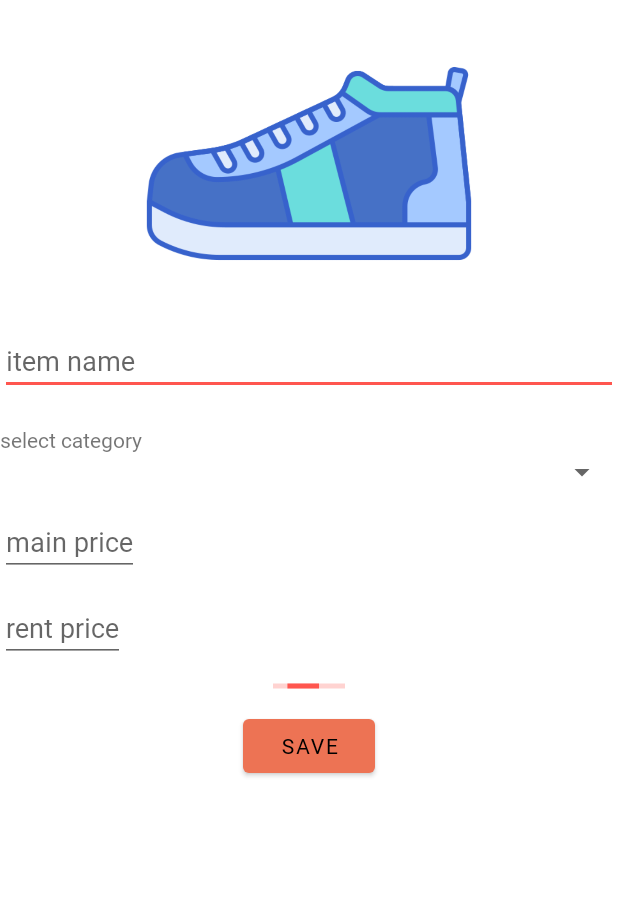
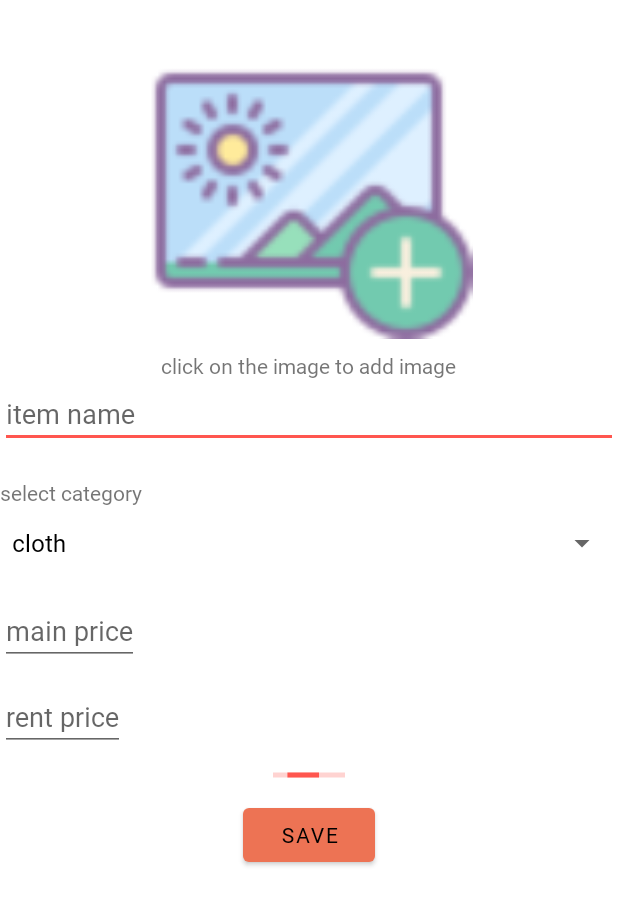
Before and after one commit to pratikKataria/Jugaad, an Android app: the PostNewItemActivity screen opened directly, with no data from a screen before it, on a phone screen of 412 x 824 dp. Shown: the top 905 px of the screen. Run offline under Robolectric (Android 15) with nearby library versions, the phone set to English and light mode, and no system bars; our stand-ins replace Firebase (no records; nobody signed in at launch, a user with empty details on screens opened directly).

Commit message:
PostNewItemActivity - data uploaded to database

```diff
--- a/app/src/main/java/com/tricky__tweaks/jugaad/activity/Main/MainActivity.java
+++ b/app/src/main/java/com/tricky__tweaks/jugaad/activity/Main/MainActivity.java
@@ -117,6 +117,7 @@ public class MainActivity extends AppCompatActivity implements View.OnClickListe
                 Toast.makeText(this, "comming soon", Toast.LENGTH_SHORT).show();
                 break;
             case R.id.floating_action_button:
+                startActivity(new Intent(MainActivity.this, PostNewItemActivity.class));
                 break;
         }
     }
--- a/app/src/main/java/com/tricky__tweaks/jugaad/activity/Main/PostNewItemActivity.java
+++ b/app/src/main/java/com/tricky__tweaks/jugaad/activity/Main/PostNewItemActivity.java
@@ -1,10 +1,30 @@
 package com.tricky__tweaks.jugaad.activity.Main;
 
+import androidx.annotation.NonNull;
 import androidx.appcompat.app.AppCompatActivity;
 
+import android.content.Context;
 import android.os.Bundle;
+import android.view.View;
+import android.widget.AdapterView;
+import android.widget.ArrayAdapter;
+import android.widget.EditText;
+import android.widget.ImageView;
+import android.widget.ProgressBar;
+import android.widget.Spinner;
+import android.widget.Toast;
 
+import com.google.android.gms.tasks.OnCompleteListener;
+import com.google.android.gms.tasks.OnFailureListener;
+import com.google.android.gms.tasks.Task;
+import com.google.android.material.button.MaterialButton;
+import com.google.firebase.database.DatabaseReference;
+import com.google.firebase.database.FirebaseDatabase;
 import com.tricky__tweaks.jugaad.R;
+
+import java.util.HashMap;
+import java.util.List;
+import java.util.Map;
 
 public class PostNewItemActivity extends AppCompatActivity {
 
@@ -13,5 +33,65 @@ public class PostNewItemActivity extends AppCompatActivity {
         super.onCreate(savedInstanceState);
         setContentView(R.layout.activity_post_new_item);
 
+        EditText editTextName = findViewById(R.id.activity_post_new_item_name);
+        EditText editTextMainPrice = findViewById(R.id.activity_post_new_item_et_main_price);
+        EditText editTextRentPrice = findViewById(R.id.activity_post_new_item_et_rent_price);
+
+        ImageView imageView = findViewById(R.id.activity_post_new_item_iv_item_image);
+
+        Spinner catSpinner = findViewById(R.id.activity_post_new_item_spinner_category);
+        ProgressBar progressBar = findViewById(R.id.activity_post_new_item_progress_bar);
+        MaterialButton materialButton = findViewById(R.id.activity_post_new_item_mb_save);
+
+
+        final String[] sCategory = {"cloth"};
+        ArrayAdapter<CharSequence> arrayAdapter = ArrayAdapter.createFromResource(
+                this,
+                R.array.category,
+                android.R.layout.simple_spinner_dropdown_item
+        );
+
+        arrayAdapter.setDropDownViewResource(R.layout.support_simple_spinner_dropdown_item);
+        catSpinner.setAdapter(arrayAdapter);
+        catSpinner.setOnItemSelectedListener(new AdapterView.OnItemSelectedListener() {
+            @Override
+            public void onItemSelected(AdapterView<?> parent, View view, int position, long id) {
+                sCategory[0] = parent.getItemAtPosition(position).toString();
+            }
+
+            @Override
+            public void onNothingSelected(AdapterView<?> parent) {
+
+            }
+        });
+
+        materialButton.setOnClickListener(n -> {
+
+            String itemName = editTextName.getText().toString();
+            String itemCategory = sCategory[0];
+            String itemMainPrice = editTextMainPrice.getText().toString();
+            String itemRentPrice = editTextRentPrice.getText().toString();
+            String itemDepositPrice = Integer.parseInt(itemMainPrice) - Integer.parseInt(itemRentPrice) + "";
+
+
+            Map<String, Object> map = new HashMap<>();
+
+            DatabaseReference ref = FirebaseDatabase.getInstance().getReference("Products");
+            String key = ref.push().getKey();
+
+            map.put( "/"+ sCategory[0] + "/"+ key + "/itemID", key);
+            map.put( "/"+ sCategory[0] + "/"+ key + "/itemName", itemName);
+            map.put( "/"+ sCategory[0] + "/"+ key + "/itemCategory", itemCategory);
+            map.put( "/"+ sCategory[0] + "/"+ key + "/itemMainPrice", itemMainPrice);
+            map.put( "/"+ sCategory[0] + "/"+ key + "/itemRentPrice", itemRentPrice);
+            map.put( "/"+ sCategory[0] + "/"+ key + "/itemDepositPrice", itemDepositPrice);
+
+            ref.updateChildren(map).addOnCompleteListener(task -> {
+                if (task.isSuccessful()) {
+
+                    Toast.makeText(PostNewItemActivity.this, "uploaded successfully", Toast.LENGTH_SHORT).show();
+                }
+            }).addOnFailureListener(e -> Toast.makeText(this, "failed to upload task: " + e.getMessage(), Toast.LENGTH_SHORT).show());
+        });
     }
 }
--- a/app/src/main/res/layout/activity_post_new_item.xml
+++ b/app/src/main/res/layout/activity_post_new_item.xml
@@ -11,7 +11,16 @@
         android:id="@+id/activity_post_new_item_iv_item_image"
         android:layout_width="match_parent"
         android:layout_height="218dp"
-        android:src="@drawable/footware" />
+        android:layout_margin="8dp"
+        android:elevation="5dp"
+        android:src="@drawable/ic_add_image"
+        android:scaleType="fitCenter" />
+
+    <TextView
+        android:layout_width="wrap_content"
+        android:layout_height="wrap_content"
+        android:layout_gravity="center"
+        android:text="click on the image to add image" />
 
     <EditText
         android:id="@+id/activity_post_new_item_name"
@@ -27,7 +36,7 @@
         android:layout_marginTop="20dp"
         android:text="select category"
         app:layout_constraintTop_toBottomOf="@+id/editText"
-        tools:layout_editor_absoluteX="0dp"/>
+        tools:layout_editor_absoluteX="0dp" />
 
     <Spinner
         android:id="@+id/activity_post_new_item_spinner_category"
@@ -35,39 +44,37 @@
         android:layout_height="wrap_content"
         app:layout_constraintEnd_toEndOf="parent"
         app:layout_constraintStart_toStartOf="parent"
-        tools:layout_editor_absoluteY="337dp">
-    </Spinner>
+        tools:layout_editor_absoluteY="337dp"></Spinner>
 
     <EditText
         android:id="@+id/activity_post_new_item_et_main_price"
         android:layout_width="wrap_content"
         android:layout_height="wrap_content"
-        android:hint="main price"
-        android:layout_marginTop="12dp"/>
+        android:layout_marginTop="12dp"
+        android:hint="main price" />
 
     <EditText
         android:id="@+id/activity_post_new_item_et_rent_price"
         android:layout_width="wrap_content"
         android:layout_height="wrap_content"
-        android:hint="rent price"
-        android:layout_marginTop="12dp"/>
+        android:layout_marginTop="12dp"
+        android:hint="rent price" />
 
     <ProgressBar
         android:id="@+id/activity_post_new_item_progress_bar"
+        style="@style/Widget.AppCompat.ProgressBar.Horizontal"
         android:layout_width="wrap_content"
         android:layout_height="wrap_content"
-        android:indeterminate="true"
         android:layout_gravity="center"
         android:layout_marginTop="8dp"
-        style="@style/Widget.AppCompat.ProgressBar.Horizontal">
-    </ProgressBar>
+        android:indeterminate="true"></ProgressBar>
 
     <com.google.android.material.button.MaterialButton
         android:id="@+id/activity_post_new_item_mb_save"
         android:layout_width="wrap_content"
         android:layout_height="wrap_content"
+        android:layout_gravity="center"
+        android:layout_marginTop="8dp"
         android:text="save"
-        android:layout_marginTop="8dp"
-        android:layout_gravity="center"
-        android:textColor="@color/black"/>
+        android:textColor="@color/black" />
 </LinearLayout>
```
Also changed, not shown: app/src/main/res/drawable-v24/ic_add_image.png (added).
